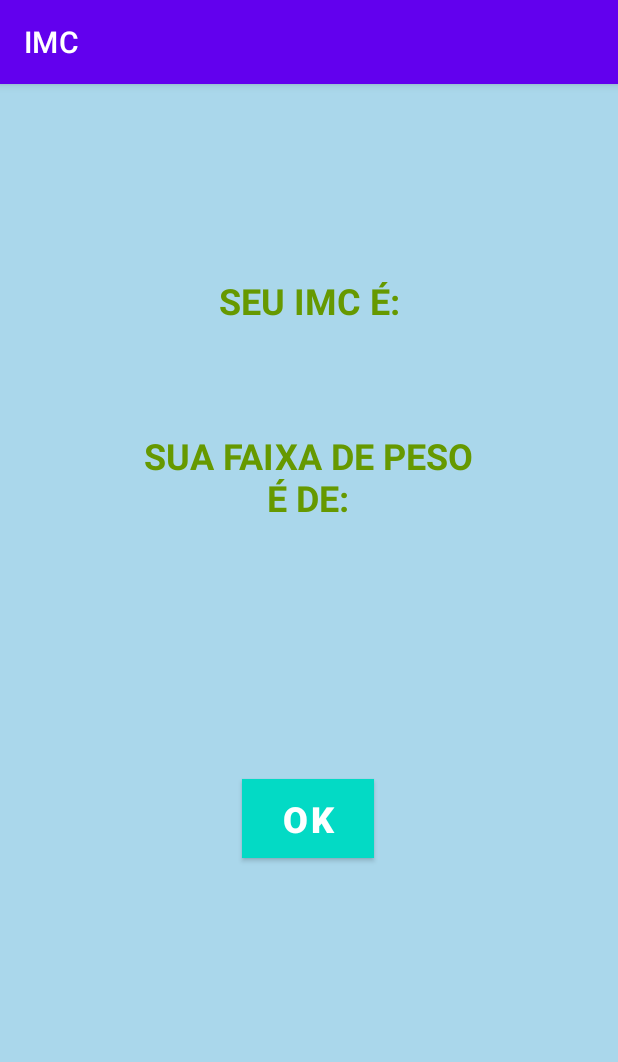
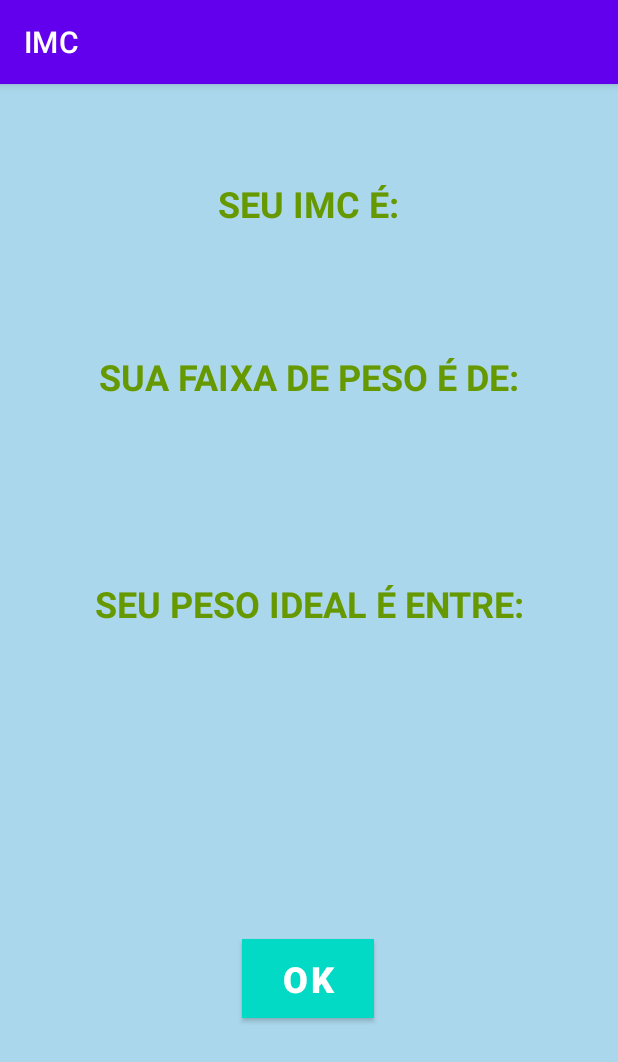
Before and after one commit to NeiTDutra/DIO-android-kotlin-IMC, an Android app: the ResultActivity screen opened directly, with no data from a screen before it, on a phone screen of 412 x 824 dp. Shown: the top 1062 px of the screen. Run offline under Robolectric (Android 15) with nearby library versions, the phone set to English and light mode, and no system bars.

Commit message:
adicionado textView de peso ideal na activity resultado

```diff
--- a/app/src/main/java/com/example/appdio/ResultActivity.kt
+++ b/app/src/main/java/com/example/appdio/ResultActivity.kt
@@ -19,6 +19,7 @@ class ResultActivity : AppCompatActivity() {
 
         textViewResultImc?.text = intent.getStringExtra(IMC_ID)
         textViewResultFaixa?.text = intent.getStringExtra(FAIXA_DE_PESO)
+        textViewResultPeso?.text = intent.getStringExtra(PESO_IDEAL)
     }
 
     override fun onStart() {
@@ -53,5 +54,6 @@ class ResultActivity : AppCompatActivity() {
     companion object{
         const val FAIXA_DE_PESO = "Peso"
         const val IMC_ID = "imc"
+        const val PESO_IDEAL = "peso_ideal"
     }
 }
--- a/app/src/main/res/layout/activity_result.xml
+++ b/app/src/main/res/layout/activity_result.xml
@@ -21,9 +21,10 @@
         android:visibility="visible"
         app:layout_constraintBottom_toBottomOf="parent"
         app:layout_constraintEnd_toEndOf="parent"
+        app:layout_constraintHorizontal_bias="0.497"
         app:layout_constraintStart_toStartOf="parent"
         app:layout_constraintTop_toTopOf="parent"
-        app:layout_constraintVertical_bias="0.176" />
+        app:layout_constraintVertical_bias="0.087" />
 
     <Button
         android:id="@+id/buttonOk"
@@ -39,7 +40,7 @@
         app:layout_constraintHorizontal_bias="0.498"
         app:layout_constraintStart_toStartOf="parent"
         app:layout_constraintTop_toBottomOf="@+id/textViewResultTitleImc"
-        app:layout_constraintVertical_bias="0.54"
+        app:layout_constraintVertical_bias="0.762"
         app:rippleColor="@color/teal_700" />
 
     <TextView
@@ -57,13 +58,13 @@
         app:layout_constraintHorizontal_bias="0.498"
         app:layout_constraintStart_toStartOf="parent"
         app:layout_constraintTop_toBottomOf="@+id/textViewResultTitleImc"
-        app:layout_constraintVertical_bias="0.0"
+        app:layout_constraintVertical_bias="0.032"
         tools:text="23,4" />
 
     <TextView
         android:id="@+id/textViewResultTitleFaixa"
-        android:layout_width="226dp"
-        android:layout_height="60dp"
+        android:layout_width="355dp"
+        android:layout_height="51dp"
         android:gravity="center_horizontal"
         android:text="SUA FAIXA DE PESO É DE:"
         android:textAlignment="center"
@@ -72,10 +73,10 @@
         android:textStyle="bold"
         app:layout_constraintBottom_toTopOf="@+id/buttonOk"
         app:layout_constraintEnd_toEndOf="parent"
-        app:layout_constraintHorizontal_bias="0.498"
+        app:layout_constraintHorizontal_bias="0.497"
         app:layout_constraintStart_toStartOf="parent"
         app:layout_constraintTop_toBottomOf="@+id/textViewResultImc"
-        app:layout_constraintVertical_bias="0.119" />
+        app:layout_constraintVertical_bias="0.061" />
 
     <TextView
         android:id="@+id/textViewResultFaixa"
@@ -88,9 +89,42 @@
         android:textStyle="bold|italic"
         app:layout_constraintBottom_toTopOf="@+id/buttonOk"
         app:layout_constraintEnd_toEndOf="parent"
-        app:layout_constraintHorizontal_bias="0.496"
         app:layout_constraintStart_toStartOf="parent"
         app:layout_constraintTop_toBottomOf="@+id/textViewResultTitleFaixa"
-        app:layout_constraintVertical_bias="0.0"
+        app:layout_constraintVertical_bias="0.05"
         tools:text="Obesidade" />
+
+    <TextView
+        android:id="@+id/textViewResultTitlePeso"
+        android:layout_width="361dp"
+        android:layout_height="50dp"
+        android:gravity="center_horizontal"
+        android:text="SEU PESO IDEAL É ENTRE:"
+        android:textAlignment="center"
+        android:textColor="@android:color/holo_green_dark"
+        android:textSize="24sp"
+        android:textStyle="bold"
+        app:layout_constraintBottom_toTopOf="@+id/buttonOk"
+        app:layout_constraintEnd_toEndOf="parent"
+        app:layout_constraintStart_toStartOf="parent"
+        app:layout_constraintTop_toBottomOf="@+id/textViewResultFaixa"
+        app:layout_constraintVertical_bias="0.158" />
+
+    <TextView
+        android:id="@+id/textViewResultPeso"
+        android:layout_width="352dp"
+        android:layout_height="53dp"
+        android:layout_marginTop="4dp"
+        android:gravity="center_horizontal"
+        android:textAlignment="center"
+        android:textColor="@android:color/holo_orange_dark"
+        android:textSize="30sp"
+        android:textStyle="bold|italic"
+        app:layout_constraintBottom_toTopOf="@+id/buttonOk"
+        app:layout_constraintEnd_toEndOf="parent"
+        app:layout_constraintHorizontal_bias="0.502"
+        app:layout_constraintStart_toStartOf="parent"
+        app:layout_constraintTop_toBottomOf="@+id/textViewResultTitlePeso"
+        app:layout_constraintVertical_bias="0.122"
+        tools:text="65 e 80" />
 </androidx.constraintlayout.widget.ConstraintLayout>
--- a/app/src/main/res/values-night/strings.xml
+++ b/app/src/main/res/values-night/strings.xml
@@ -3,5 +3,5 @@
     <string name="altura">Altura</string>
     <string name="peso">Peso</string>
     <string name="calcular">Calcular</string>
-    <string name="c_lculo_de_imc">Cálculo de IMC</string>
+    <string name="calculo_de_imc">Cálculo de IMC</string>
 </resources>
```
Also changed, not shown: app/src/main/java/com/example/appdio/MainActivity.kt (+35 -6 lines), app/src/main/res/values/strings.xml (+8 -0 lines).
